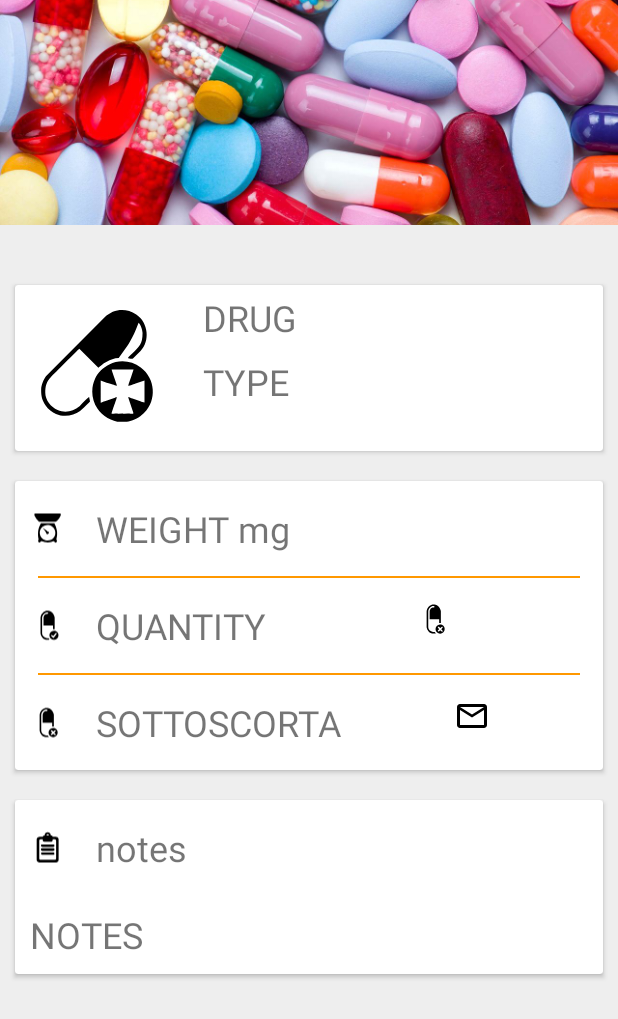
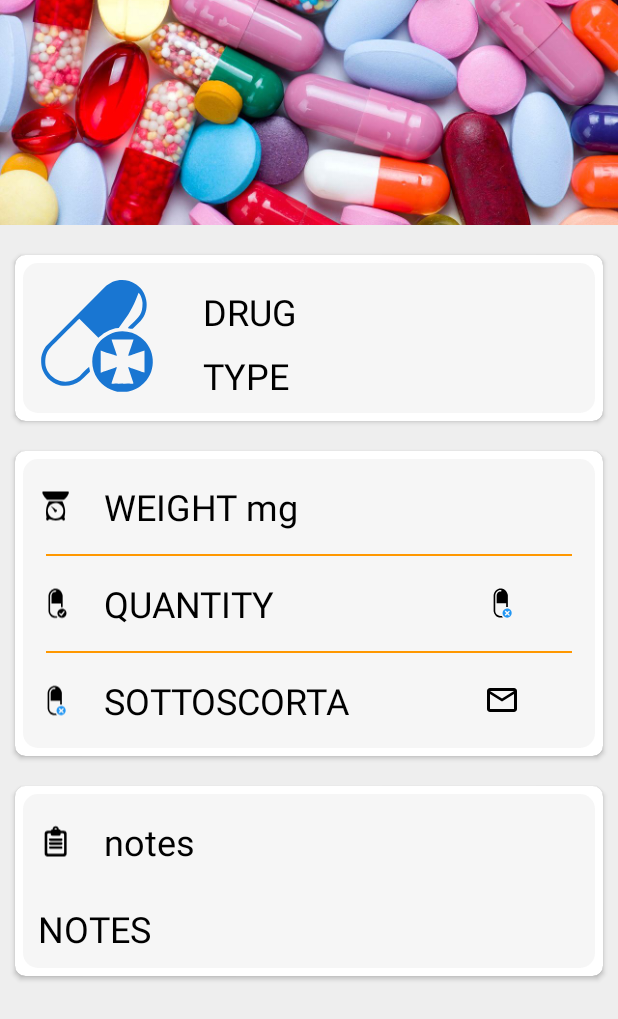
Before and after one commit to P00L/DIMA_2016, an Android app: the layout fragment_drug.xml on its own in the app's theme, with its tools: preview values and no code run, on a phone screen of 412 x 824 dp. Shown: the top 1019 px of the screen. Run offline under Robolectric (Android 15) with nearby library versions, the phone set to English and light mode, and no system bars.

Commit message:
fixato searchview per doc e drug sistemata grafica per drugfragment: quantity e sottoscorta ora hanno relative layout sistemato nullpointer sottoscorta

```diff
--- a/MySampleApp/app/src/main/java/com/mysampleapp/adapter/DrugAdapter.java
+++ b/MySampleApp/app/src/main/java/com/mysampleapp/adapter/DrugAdapter.java
@@ -59,6 +59,11 @@ public class DrugAdapter extends RecyclerView.Adapter<DrugAdapter.ViewHolder> im
     @Override
     public int getItemCount() {
         return mList.size();
+    }
+
+    //FONDAMENTALE per SEARCHVIEW
+    public DrugDO getItem(int position){
+        return mList.get(position);
     }
 
     @Override
--- a/MySampleApp/app/src/main/java/com/mysampleapp/demo/nosql/DemoNoSQLDrugResult.java
+++ b/MySampleApp/app/src/main/java/com/mysampleapp/demo/nosql/DemoNoSQLDrugResult.java
@@ -2,7 +2,6 @@ package com.mysampleapp.demo.nosql;
 
 import android.content.Context;
 import android.content.res.Resources;
-import android.graphics.Typeface;
 import android.util.DisplayMetrics;
 import android.view.Gravity;
 import android.view.View;
@@ -192,7 +191,7 @@ public class DemoNoSQLDrugResult implements DemoNoSQLResult {
         minqtyValueTextView.setText("" + result.getMinqty().longValue());
         notesKeyTextView.setText("notes");
         notesValueTextView.setText(result.getNotes());
-        quantityKeyTextView.setText("sottoscorta");
+        quantityKeyTextView.setText("quantity");
         quantityValueTextView.setText("" + result.getQuantity().longValue());
         typeKeyTextView.setText("type");
         typeValueTextView.setText(result.getType());
--- a/MySampleApp/app/src/main/java/com/mysampleapp/demo/nosql/DemoNoSQLScheduleDrugResult.java
+++ b/MySampleApp/app/src/main/java/com/mysampleapp/demo/nosql/DemoNoSQLScheduleDrugResult.java
@@ -195,7 +195,7 @@ public class DemoNoSQLScheduleDrugResult implements DemoNoSQLResult {
         hourValueTextView.setText(result.getHour());
         notesKeyTextView.setText("notes");
         notesValueTextView.setText(result.getNotes());
-        quantityKeyTextView.setText("sottoscorta");
+        quantityKeyTextView.setText("quantity");
         quantityValueTextView.setText("" + result.getQuantity().longValue());
         return layout;
     }
--- a/MySampleApp/app/src/main/java/com/mysampleapp/demo/nosql/ScheduleDrugDO.java
+++ b/MySampleApp/app/src/main/java/com/mysampleapp/demo/nosql/ScheduleDrugDO.java
@@ -69,7 +69,7 @@ public class ScheduleDrugDO implements Parcelable {
     public void setNotes(final String _notes) {
         this._notes = _notes;
     }
-    @DynamoDBAttribute(attributeName = "sottoscorta")
+    @DynamoDBAttribute(attributeName = "quantity")
     public Double getQuantity() {
         return _quantity;
     }
--- a/MySampleApp/app/src/main/java/com/mysampleapp/fragment/DocListFragment.java
+++ b/MySampleApp/app/src/main/java/com/mysampleapp/fragment/DocListFragment.java
@@ -42,7 +42,6 @@ import android.widget.TextView;
 import com.amazonaws.AmazonClientException;
 import com.amazonaws.mobile.AWSMobileClient;
 import com.amazonaws.mobileconnectors.dynamodbv2.dynamodbmapper.DynamoDBMapper;
-import com.bartoszlipinski.recyclerviewheader2.RecyclerViewHeader;
 import com.mysampleapp.DetailsTransition;
 import com.mysampleapp.R;
 import com.mysampleapp.activity.HomeActivity;
@@ -394,7 +393,9 @@ public class DocListFragment extends Fragment implements ItemClickListenerAnimat
 
 
         //see github project to more detail
-        Fragment docFragment = DocFragment.newInstance(items.get(position));
+        //Fragment docFragment = DocFragment.newInstance(items.get(position));
+
+        Fragment docFragment = DocFragment.newInstance(mAdapter.getItem(position));
 
         // Note that we need the API version check here because the actual transition classes (e.g. Fade)
         // are not in the support library and are only available in API 21+. The methods we are calling on the Fragment
--- a/MySampleApp/app/src/main/java/com/mysampleapp/fragment/DrugListFragment.java
+++ b/MySampleApp/app/src/main/java/com/mysampleapp/fragment/DrugListFragment.java
@@ -386,8 +386,9 @@ public class DrugListFragment extends Fragment implements ItemClickListenerAnima
         fab.startAnimation(rotate_open);
 
         //see github project to more detail
-        Fragment drugFragment = DrugFragment.newInstance(items.get(position));
+        //Fragment drugFragment = DrugFragment.newInstance(items.get(position));
 
+        Fragment drugFragment = DrugFragment.newInstance(mAdapter.getItem(position));
         // Note that we need the API version check here because the actual transition classes (e.g. Fade)
         // are not in the support library and are only available in API 21+. The methods we are calling on the Fragment
         // ARE available in the support library (though they don't do anything on API < 21)
--- /dev/null
+++ b/MySampleApp/app/src/main/res/drawable/circle.xml
@@ -0,0 +1,4 @@
+<?xml version="1.0" encoding="utf-8"?>
+<shape xmlns:android="http://schemas.android.com/apk/res/android" android:shape="oval">
+    <solid android:color="#448AFF"/>
+</shape>
--- a/MySampleApp/app/src/main/res/drawable/doctor.xml
+++ b/MySampleApp/app/src/main/res/drawable/doctor.xml
@@ -4,12 +4,12 @@
     android:viewportHeight="2000.0"
     android:viewportWidth="2000.0">
     <path
-        android:fillColor="#FF000000"
+        android:fillColor="@color/colorPrimary"
         android:pathData="M1094,1475l70,0 0,-77 74,0 -1,77 71,0 -1,71 -70,0 0,74 -74,0 1,-74 -71,0 1,-71zM1007,1310c-21,-5 -21,-21 -40,-56 -2,-5 -5,-9 -7,-14 -5,-9 -9,-16 -14,-26 -44,-80 -93,-179 -137,-254 -6,-10 -9,-17 -14,-26 -6,-10 -11,-15 -14,-27 -45,0 -76,29 -103,61 -25,30 -46,68 -61,104 -18,46 -34,117 -34,168 0,7 30,8 65,32 53,37 95,137 94,200l0,37c0,17 -25,15 -28,37 -1,5 0,16 -5,24 -21,31 -76,-1 -45,-35 15,-17 24,-3 45,-15 2,-1 9,-7 10,-8 7,-6 6,5 6,-23 1,-57 -16,-113 -40,-147 -94,-131 -207,-76 -256,43 -5,11 -14,35 -16,48l-6,57c6,57 67,20 67,63 0,33 -47,47 -60,13 -5,-12 2,-21 4,-37 -67,-5 1,-179 33,-219 18,-22 28,-33 53,-49 9,-6 28,-9 34,-16l22,-126c3,-11 8,-27 12,-39 17,-43 25,-58 51,-97 9,-13 14,-16 21,-29 -46,10 -160,112 -197,158 -68,85 -90,109 -130,231 -13,37 -30,106 -36,146 -3,22 -8,34 3,49 35,47 72,85 118,121 22,18 45,34 71,50l78,42c183,75 255,88 471,88 248,0 551,-87 697,-293 22,-32 17,-42 6,-94 -11,-55 -37,-136 -62,-185 -30,-62 -56,-95 -98,-150 -31,-41 -173,-155 -208,-163l33,43c12,15 24,31 33,48 18,30 36,76 40,121 28,2 97,39 96,101 0,70 -31,115 -106,122 -56,6 -111,-50 -111,-95 0,-33 0,-67 23,-92 14,-16 35,-20 54,-30 -1,-49 -41,-123 -68,-159 -44,-60 -87,-85 -98,-100 -7,-8 -5,-10 -17,-13 -3,14 -45,83 -56,102 -14,26 -169,292 -173,308zM1357,950c-4,-3 -13,6 -4,2 0,0 9,4 4,-2zM1350,947l-1,1c0,0 1,-1 1,-1z" />
     <path
-        android:fillColor="#FF000000"
+        android:fillColor="@color/colorPrimary"
         android:pathData="M656,520c0,52 -3,38 5,85 7,35 17,64 33,97 53,108 190,197 317,192 75,-3 137,-23 193,-61 9,-6 16,-11 25,-18 48,-39 69,-68 95,-120 49,-96 52,-209 4,-306 -15,-29 -25,-49 -47,-74 -7,-8 -12,-15 -19,-24 -49,-49 -111,-86 -181,-100 -68,-15 -36,-6 -83,-6 -20,0 -16,-8 -57,4 -11,4 -20,5 -31,9 -54,18 -115,50 -152,94 -36,43 -37,38 -67,97 -15,30 -35,87 -35,131z" />
     <path
-        android:fillColor="#FF000000"
+        android:fillColor="@color/colorPrimary"
         android:pathData="M1389,1267l0,16c0,24 26,51 50,51l20,0c23,0 50,-27 50,-51l0,-16c0,-24 -26,-51 -50,-51l-20,0c-23,0 -50,27 -50,51z" />
 </vector>
--- a/MySampleApp/app/src/main/res/drawable/drug.xml
+++ b/MySampleApp/app/src/main/res/drawable/drug.xml
@@ -4,9 +4,9 @@
     android:viewportHeight="2000.0"
     android:viewportWidth="2000.0">
     <path
-        android:fillColor="#FF000000"
+        android:fillColor="@color/colorPrimaryDark"
         android:pathData="M242,1291c0,92 12,138 62,213 28,42 87,87 136,109 102,45 232,27 321,-39 35,-26 69,-69 106,-100l15,-15c10,-9 -2,-3 11,-8 0,-24 -9,-41 -11,-63 -20,5 -109,106 -128,122 -83,69 -189,95 -293,51 -89,-38 -164,-133 -164,-230 0,-90 15,-151 76,-212 33,-32 361,-364 378,-376l254,252c36,-25 45,-47 117,-83 38,-19 97,-45 154,-45l114,-160c13,-20 23,-37 35,-58 41,-67 75,-144 103,-219 5,-12 9,-25 13,-35 25,18 53,97 53,138 0,147 -44,181 -134,271 -16,16 -50,46 -61,63 1,1 54,19 67,7l101,-102c127,-128 108,-376 -57,-486 -140,-93 -307,-74 -421,38l-770,774c-42,43 -77,130 -77,192l0,1z" />
     <path
-        android:fillColor="#FF000000"
+        android:fillColor="@color/colorPrimaryDark"
         android:pathData="M1182,1021l292,0 -35,106c-12,36 -29,77 -36,111 21,-2 84,-27 108,-35l109,-37 0,293c-19,0 -39,-10 -55,-16l-106,-36c-11,-4 -17,-6 -29,-10 -11,-3 -17,-7 -27,-9 2,17 52,160 65,197 14,39 -15,20 -69,20l-45,4c-16,0 -21,-3 -30,-4l-48,4c-20,0 -25,-5 -43,-2 -17,2 -33,2 -51,2 2,-30 74,-211 68,-218 -6,-6 6,-5 -23,4l-136,47c-18,6 -41,13 -55,21l0,-297 52,19c19,6 34,11 54,17l54,19c18,5 36,16 57,17 -10,-42 -67,-186 -71,-217l0,0zM923,1309c0,89 25,164 69,230 65,98 194,179 309,179 90,0 124,-2 207,-42 22,-11 42,-23 60,-37 22,-17 32,-27 51,-46 165,-164 148,-455 -49,-601 -121,-91 -285,-108 -419,-40 -84,42 -156,109 -193,197 -20,47 -34,95 -34,160l-1,0z" />
 </vector>
--- /dev/null
+++ b/MySampleApp/app/src/main/res/drawable/item_info_shape.xml
@@ -0,0 +1,5 @@
+<?xml version="1.0" encoding="utf-8"?>
+<shape xmlns:android="http://schemas.android.com/apk/res/android" android:shape="rectangle">
+    <solid android:color="@color/items_info_shape" ></solid>
+    <corners android:radius="15px"></corners>
+</shape>
--- a/MySampleApp/app/src/main/res/drawable/sottoscorta.xml
+++ b/MySampleApp/app/src/main/res/drawable/sottoscorta.xml
@@ -1,5 +1,5 @@
 <vector android:height="24dp" android:viewportHeight="2000.0"
     android:viewportWidth="2000.0" android:width="24dp" xmlns:android="http://schemas.android.com/apk/res/android">
     <path android:fillColor="#FF000000" android:pathData="M535,575l0,872c0,56 35,128 55,167 11,22 28,46 44,65 5,6 7,7 13,14 63,82 188,126 293,116 18,-2 35,0 53,-2 16,-3 37,-6 52,-6 -3,-12 -19,-29 -28,-38 -15,-16 -19,-19 -30,-36 -116,0 -183,-23 -250,-73 -56,-41 -112,-117 -112,-211l0,-852c0,-159 149,-307 276,-307 34,0 66,-5 66,43 0,11 -3,16 -9,22 -4,5 -14,10 -19,11 -41,10 -76,-3 -149,47 -45,30 -87,126 -87,172l0,432 529,0 0,218 93,0 0,-661c0,-48 -50,-152 -77,-196 -13,-20 -26,-35 -40,-53 -45,-58 -142,-125 -245,-125 -91,0 -114,2 -197,37 -17,7 -43,24 -58,35 -20,15 -34,29 -51,46 -15,15 -29,33 -41,52 -36,52 -81,152 -81,211z"/>
-    <path android:fillColor="#FF000000" android:pathData="M1158,1478c0,-45 -3,-47 54,-47 14,0 62,60 78,70 36,-24 76,-70 97,-70 36,0 39,-2 39,54 -9,3 -54,56 -64,68 -6,6 -4,3 -10,10 11,16 27,27 39,43 14,18 55,59 28,86 -42,41 -90,-41 -129,-67 -41,28 -47,71 -93,71 -46,0 -39,-27 -39,-51 0,-18 61,-66 70,-78 -7,-26 -70,-74 -70,-89zM1033,1536c0,55 -1,83 25,135 14,29 27,47 48,68 98,99 262,99 360,0 98,-98 98,-261 0,-360 -119,-118 -328,-92 -407,66 -10,21 -26,62 -26,91z"/>
+    <path android:fillColor="@color/colorPrimary" android:pathData="M1158,1478c0,-45 -3,-47 54,-47 14,0 62,60 78,70 36,-24 76,-70 97,-70 36,0 39,-2 39,54 -9,3 -54,56 -64,68 -6,6 -4,3 -10,10 11,16 27,27 39,43 14,18 55,59 28,86 -42,41 -90,-41 -129,-67 -41,28 -47,71 -93,71 -46,0 -39,-27 -39,-51 0,-18 61,-66 70,-78 -7,-26 -70,-74 -70,-89zM1033,1536c0,55 -1,83 25,135 14,29 27,47 48,68 98,99 262,99 360,0 98,-98 98,-261 0,-360 -119,-118 -328,-92 -407,66 -10,21 -26,62 -26,91z"/>
 </vector>
--- a/MySampleApp/app/src/main/res/layout/fragment_drug.xml
+++ b/MySampleApp/app/src/main/res/layout/fragment_drug.xml
@@ -15,7 +15,7 @@
             android:id="@+id/img_container"
             android:layout_width="match_parent"
             android:layout_height="wrap_content"
-            android:layout_marginBottom="30dp">
+            android:layout_marginBottom="10dp">
 
             <ImageView
                 android:id="@+id/img"
@@ -26,15 +26,18 @@
         </FrameLayout>
 
         <android.support.v7.widget.CardView
+            xmlns:card_view="http://schemas.android.com/apk/res-auto"
             android:layout_width="match_parent"
             android:layout_height="wrap_content"
             android:layout_margin="@dimen/margin_card"
+            card_view:cardCornerRadius="7dp"
             app:cardBackgroundColor="@color/white">
 
             <LinearLayout
                 android:layout_width="match_parent"
                 android:layout_height="wrap_content"
                 android:layout_margin="5dp"
+                android:background="@drawable/item_info_shape"
                 android:orientation="horizontal">
 
                 <de.hdodenhof.circleimageview.CircleImageView xmlns:app="http://schemas.android.com/apk/res-auto"
@@ -57,8 +60,10 @@
                         android:id="@+id/name"
                         android:layout_width="match_parent"
                         android:layout_height="wrap_content"
+                        android:layout_marginTop="@dimen/activity_vertical_margin"
                         android:text="DRUG"
-                        android:textSize="@dimen/size_text_detail" />
+                        android:textSize="@dimen/size_text_detail"
+                        android:textColor="@android:color/black"/>
 
                     <TextView
                         android:id="@+id/type"
@@ -66,21 +71,26 @@
                         android:layout_height="wrap_content"
                         android:layout_marginTop="10dp"
                         android:text="TYPE"
-                        android:textSize="@dimen/size_text_detail" />
+                        android:textSize="@dimen/size_text_detail"
+                        android:textColor="@android:color/black"/>
                 </LinearLayout>
             </LinearLayout>
         </android.support.v7.widget.CardView>
 
         <android.support.v7.widget.CardView
+            xmlns:card_view="http://schemas.android.com/apk/res-auto"
             android:layout_width="match_parent"
             android:layout_height="wrap_content"
             android:layout_margin="@dimen/margin_card"
+            card_view:cardCornerRadius="7dp"
             app:cardBackgroundColor="@color/white">
 
             <LinearLayout
                 android:layout_width="wrap_content"
                 android:layout_height="wrap_content"
-                android:orientation="vertical">
+                android:layout_margin="5dp"
+                android:orientation="vertical"
+                android:background="@drawable/item_info_shape">
 
                 <LinearLayout
                     android:id="@+id/weight_layout"
@@ -105,7 +115,8 @@
                         android:layout_marginStart="@dimen/margin_text_detail"
                         android:gravity="center_vertical"
                         android:text="WEIGHT mg"
-                        android:textSize="@dimen/size_text_detail" />
+                        android:textSize="@dimen/size_text_detail"
+                        android:textColor="@android:color/black"/>
                 </LinearLayout>
 
                 <View
@@ -116,7 +127,7 @@
                     android:layout_marginStart="@dimen/separe_margin_details"
                     android:background="@color/colorAccent" />
 
-                <LinearLayout
+                <RelativeLayout
                     android:id="@+id/quantity_layout"
                     android:layout_width="match_parent"
                     android:layout_height="wrap_content"
@@ -126,6 +137,7 @@
                     android:orientation="horizontal">
 
                     <ImageView
+                        android:id="@+id/icon_qty"
                         android:layout_width="wrap_content"
                         android:layout_height="match_parent"
                         android:layout_gravity="center"
@@ -136,18 +148,24 @@
                         android:id="@+id/quantity"
                         android:layout_width="wrap_content"
                         android:layout_height="wrap_content"
+                        android:layout_toEndOf="@+id/icon_qty"
                         android:layout_marginStart="@dimen/margin_text_detail"
                         android:gravity="center_vertical"
+                        android:singleLine="true"
                         android:text="QUANTITY"
-                        android:textSize="@dimen/size_text_detail" />
+                        android:textSize="@dimen/size_text_detail"
+                        android:textColor="@android:color/black"/>
                     <android.support.v7.widget.AppCompatImageButton
                         android:id="@+id/refill"
-                        android:layout_width="match_parent"
+                        android:layout_width="wrap_content"
                         android:layout_height="wrap_content"
+                        android:layout_alignParentEnd="true"
+                        android:layout_centerVertical="true"
+                        android:paddingRight="50dp"
                         android:src="@drawable/sottoscorta"
                         android:background="#00ffffff" />
 
-                </LinearLayout>
+                </RelativeLayout>
 
                 <View
                     android:id="@+id/view2"
@@ -157,7 +175,7 @@
                     android:layout_marginStart="@dimen/separe_margin_details"
                     android:background="@color/colorAccent" />
 
-                <LinearLayout
+                <RelativeLayout
                     android:id="@+id/sottoscorta_layout"
                     android:layout_width="match_parent"
                     android:layout_height="wrap_content"
@@ -167,6 +185,7 @@
                     android:orientation="horizontal">
 
                     <ImageView
+                        android:id="@+id/icon_sottoscorta"
                         android:layout_width="wrap_content"
                         android:layout_height="match_parent"
                         android:layout_gravity="center"
@@ -178,27 +197,41 @@
                         android:layout_width="wrap_content"
                         android:layout_height="wrap_content"
                         android:layout_marginStart="@dimen/margin_text_detail"
+                        android:layout_toEndOf="@+id/icon_sottoscorta"
+                        android:singleLine="true"
                         android:gravity="center_vertical"
                         android:text="SOTTOSCORTA"
-                        android:textSize="@dimen/size_text_detail" />
+                        android:textSize="@dimen/size_text_detail"
+                        android:textColor="@android:color/black"/>
 
                     <android.support.v7.widget.AppCompatImageButton
                         android:id="@+id/email"
-                        android:layout_width="match_parent"
+                        android:layout_width="wrap_content"
                         android:layout_height="wrap_content"
+                        android:layout_alignParentEnd="true"
+                        android:layout_centerVertical="true"
+                        android:paddingRight="50dp"
                         android:src="@drawable/email"
                         android:background="#00ffffff" />
 
-                </LinearLayout>
+                </RelativeLayout>
 
             </LinearLayout>
         </android.support.v7.widget.CardView>
 
         <android.support.v7.widget.CardView
+            xmlns:card_view="http://schemas.android.com/apk/res-auto"
             android:layout_width="match_parent"
-            android:layout_height="match_parent"
+            android:layout_height="wrap_content"
             android:layout_margin="@dimen/margin_card"
-            app:cardBackgroundColor="@color/white">
+            app:cardBackgroundColor="@color/white"
+            card_view:cardCornerRadius="7dp">
+
+            <LinearLayout
+                android:layout_width="match_parent"
+                android:layout_height="wrap_content"
+                android:layout_margin="5dp"
+                android:background="@drawable/item_info_shape">
 
                 <LinearLayout
                     android:layout_width="wrap_content"
@@ -226,7 +259,8 @@
                             android:layout_marginStart="@dimen/margin_text_detail"
                             android:gravity="center_vertical"
                             android:text="notes"
-                        android:textSize="@dimen/size_text_detail" />
+                            android:textSize="@dimen/size_text_detail"
+                            android:textColor="@android:color/black"/>
                     </LinearLayout>
 
                     <TextView
@@ -236,7 +270,9 @@
                         android:layout_margin="10dp"
                         android:layout_marginTop="10dp"
                         android:text="NOTES"
-                    android:textSize="@dimen/size_text_detail" />
+                        android:textSize="@dimen/size_text_detail"
+                        android:textColor="@android:color/black"/>
+                </LinearLayout>
             </LinearLayout>
         </android.support.v7.widget.CardView>
     </LinearLayout>
--- a/MySampleApp/app/src/main/res/layout/item_doc.xml
+++ b/MySampleApp/app/src/main/res/layout/item_doc.xml
@@ -11,7 +11,7 @@
         android:layout_width="match_parent"
         android:layout_height="wrap_content"
         android:layout_margin="5dp"
-        android:background="@drawable/doc_item_shape">
+        android:background="@drawable/item_info_shape">
 
         <de.hdodenhof.circleimageview.CircleImageView
             xmlns:app="http://schemas.android.com/apk/res-auto"
@@ -55,7 +55,7 @@
             android:id="@+id/view1"
             android:layout_width="fill_parent"
             android:layout_height="2dp"
-            android:layout_alignParentRight="true"
+            android:layout_alignParentEnd="true"
             android:layout_below="@+id/icon_ID"
             android:layout_marginTop="10dp"
             android:background="@color/colorAccent" />
--- a/MySampleApp/app/src/main/res/layout/item_drug.xml
+++ b/MySampleApp/app/src/main/res/layout/item_drug.xml
@@ -8,10 +8,11 @@
 
 
     <RelativeLayout
+        android:id="@+id/content_drug"
         android:layout_width="match_parent"
         android:layout_height="wrap_content"
         android:layout_margin="5dp"
-        android:background="@drawable/drug_item_shape">
+        android:background="@drawable/item_info_shape">
 
         <de.hdodenhof.circleimageview.CircleImageView
             xmlns:app="http://schemas.android.com/apk/res-auto"
--- a/MySampleApp/app/src/main/res/values/colors.xml
+++ b/MySampleApp/app/src/main/res/values/colors.xml
@@ -11,6 +11,7 @@
     <color name="white_overlay">#F2FFFFFF</color>
     <color name="nav_drawer_background">#FFFFFF</color>
     <color name="nav_drawer_top_background">#CCCCCC</color>
+    <color name="items_info_shape">#99f0f0f0</color>
     <color name="nav_drawer_no_user_background">#AAAAAA</color>
     <color name="dark_content_text">#333333</color>
     <color name="sign_in_separator_color">#DDDDDD</color>
```
Also changed, not shown: MySampleApp/app/src/main/java/com/mysampleapp/adapter/DocAdapter.java (+9 -4 lines), MySampleApp/app/src/main/java/com/mysampleapp/demo/nosql/DrugDO.java (+1 -7 lines), MySampleApp/app/src/main/res/layout/fragment_doc.xml (+20 -7 lines). Lines whose indentation alone changed are shown as unchanged.
